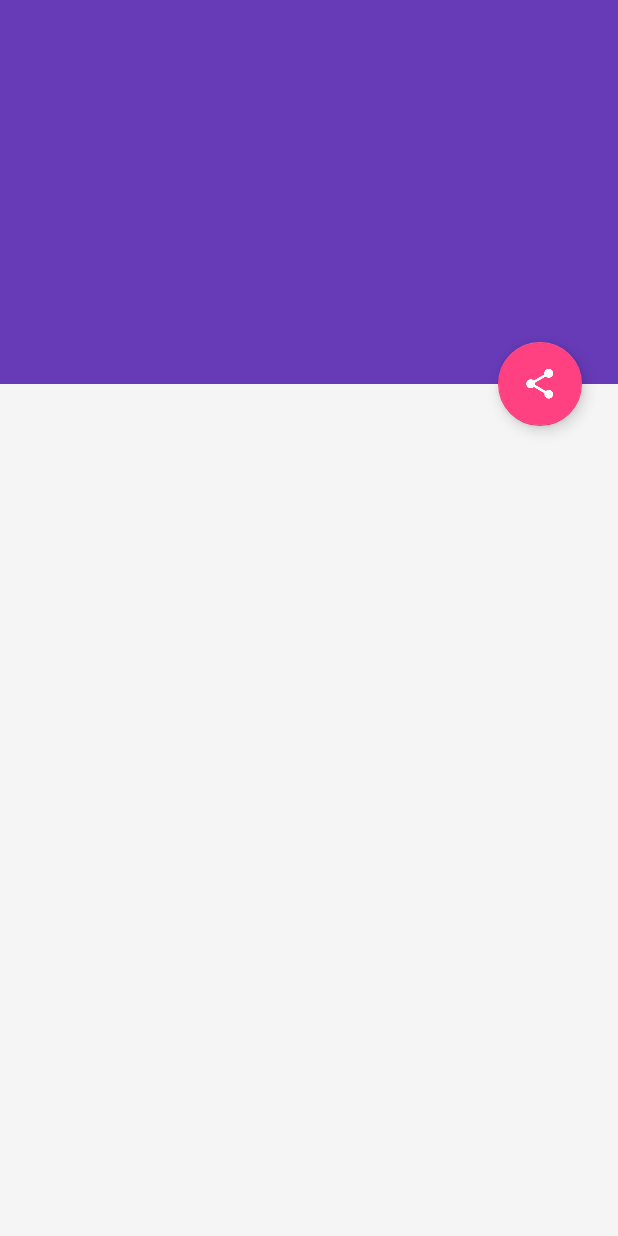
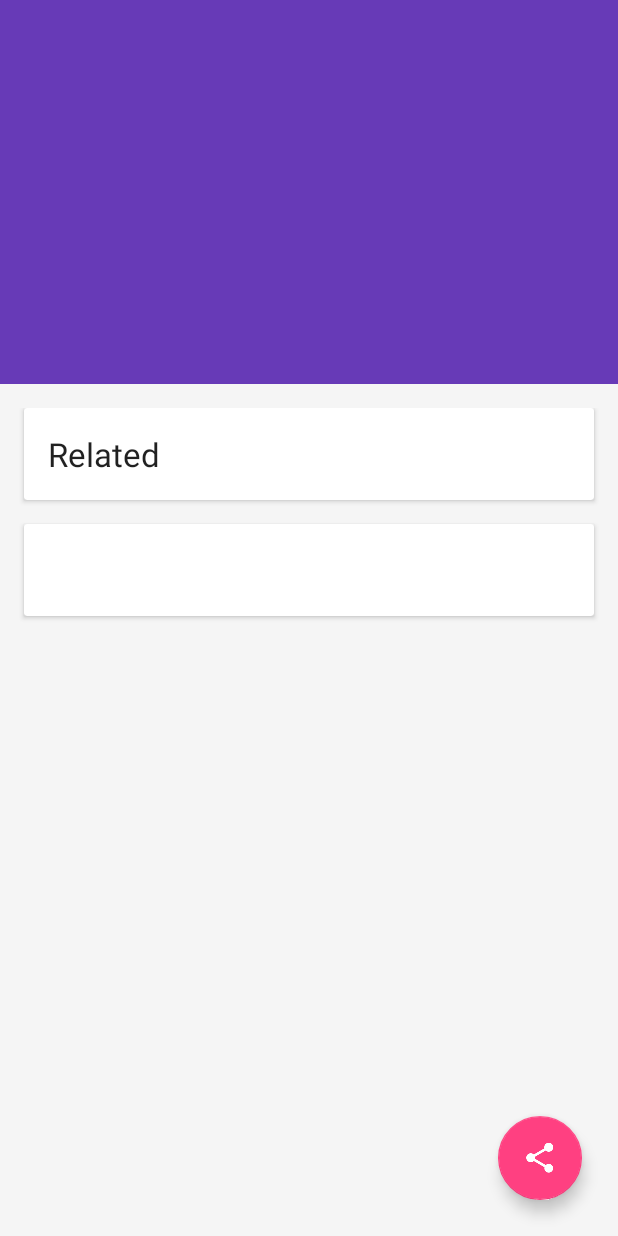
Before and after one commit to LukeLinXu/UdacityMakeYourAppMaterial, an Android app: the layout fragment_article_detail.xml on its own in the app's theme, with its tools: preview values and no code run, on a phone screen of 412 x 824 dp. Run offline under Robolectric (Android 15) with nearby library versions, the phone set to English and light mode, and no system bars.

Commit message:
add cardview to show title

```diff
--- a/XYZReader/src/main/java/com/example/xyzreader/ui/ArticleDetailFragment.java
+++ b/XYZReader/src/main/java/com/example/xyzreader/ui/ArticleDetailFragment.java
@@ -116,13 +116,14 @@ public class ArticleDetailFragment extends Fragment implements
         }
 
         TextView bodyView = (TextView) mRootView.findViewById(R.id.article_body);
+        TextView titleView = (TextView) mRootView.findViewById(R.id.article_title);
         bodyView.setTypeface(Typeface.createFromAsset(getResources().getAssets(), "Rosario-Regular.ttf"));
 
         if (mCursor != null) {
             mRootView.setAlpha(0);
             mRootView.setVisibility(View.VISIBLE);
             mRootView.animate().alpha(1);
-            toolbar.setTitle(mCursor.getString(ArticleLoader.Query.TITLE));
+            titleView.setText(mCursor.getString(ArticleLoader.Query.TITLE)+"\n\nby "+mCursor.getString(ArticleLoader.Query.AUTHOR));
             bodyView.setText(Html.fromHtml(mCursor.getString(ArticleLoader.Query.BODY)));
             ImageLoaderHelper.getInstance(getActivity()).getImageLoader()
                     .get(mCursor.getString(ArticleLoader.Query.PHOTO_URL), new ImageLoader.ImageListener() {
@@ -148,6 +149,7 @@ public class ArticleDetailFragment extends Fragment implements
         } else {
             mRootView.setVisibility(View.GONE);
             bodyView.setText("N/A");
+            titleView.setText("N/A");
         }
     }
 
--- a/XYZReader/src/main/res/layout/fragment_article_detail.xml
+++ b/XYZReader/src/main/res/layout/fragment_article_detail.xml
@@ -16,7 +16,7 @@
             android:id="@+id/collapsing_toolbar"
             android:layout_width="match_parent"
             android:layout_height="match_parent"
-            app:layout_scrollFlags="scroll|exitUntilCollapsed"
+            app:layout_scrollFlags="scroll|enterAlwaysCollapsed"
             android:fitsSystemWindows="true"
             app:contentScrim="?attr/colorPrimary"
             app:expandedTitleMarginStart="48dp"
@@ -34,7 +34,7 @@
                 android:layout_width="match_parent"
                 android:layout_height="?attr/actionBarSize"
                 app:popupTheme="@style/ThemeOverlay.AppCompat.Light"
-                app:layout_collapseMode="pin"
+                app:layout_collapseMode="parallax"
                 android:elevation="4dp"/>
 
         </android.support.design.widget.CollapsingToolbarLayout>
@@ -42,23 +42,56 @@
     </android.support.design.widget.AppBarLayout>
 
     <android.support.v4.widget.NestedScrollView
+        android:id="@+id/nested_scrollview"
         android:layout_width="match_parent"
         android:layout_height="match_parent"
         app:layout_behavior="@string/appbar_scrolling_view_behavior">
+
+        <LinearLayout
+            android:layout_width="match_parent"
+            android:layout_height="match_parent"
+            android:orientation="vertical"
+            android:layout_marginTop="@dimen/card_margin"
+            >
+
+            <android.support.v7.widget.CardView
+                android:layout_width="match_parent"
+                android:layout_height="wrap_content"
+                android:layout_marginBottom="@dimen/card_margin"
+                android:layout_marginLeft="@dimen/card_margin"
+                android:layout_marginRight="@dimen/card_margin">
+
+                <TextView
+                    android:id="@+id/article_title"
+                    android:layout_width="match_parent"
+                    android:layout_height="wrap_content"
+                    android:text="Related"
+                    style="?android:attr/textAppearanceLarge"
+                    android:layout_margin="@dimen/detail_inner_horiz_margin"/>
+
+            </android.support.v7.widget.CardView>
+
+            <android.support.v7.widget.CardView
+                android:layout_width="match_parent"
+                android:layout_height="wrap_content"
+                android:layout_marginBottom="@dimen/card_margin"
+                android:layout_marginLeft="@dimen/card_margin"
+                android:layout_marginRight="@dimen/card_margin">
 
                 <TextView
                     android:id="@+id/article_body"
                     style="?android:attr/textAppearanceMedium"
                     android:layout_width="match_parent"
                     android:layout_height="wrap_content"
-            android:layout_marginLeft="@dimen/detail_inner_horiz_margin"
-            android:layout_marginRight="@dimen/detail_inner_horiz_margin"
-            android:paddingBottom="@dimen/detail_body_bottom_margin"
-            android:paddingTop="50dp"
+                    android:layout_margin="@dimen/detail_inner_horiz_margin"
                     android:textColor="@color/black"
                     android:textColorLink="@color/theme_accent"
                     android:textSize="@dimen/detail_body_text_size"
                     android:lineSpacingMultiplier="@fraction/detail_body_line_spacing_multiplier" />
+
+            </android.support.v7.widget.CardView>
+
+        </LinearLayout>
 
     </android.support.v4.widget.NestedScrollView>
 
@@ -66,7 +99,7 @@
         android:id="@+id/share_fab"
         android:layout_height="wrap_content"
         android:layout_width="wrap_content"
-        app:layout_anchor="@id/appbar"
+        app:layout_anchor="@id/nested_scrollview"
         app:layout_anchorGravity="bottom|right|end"
         android:src="@drawable/ic_share"
         android:layout_margin="@dimen/fab_margin"
--- a/XYZReader/src/main/res/values/styles.xml
+++ b/XYZReader/src/main/res/values/styles.xml
@@ -34,4 +34,12 @@
         <item name="android:windowBackground">@color/window_background</item>
     </style>
 
+    <style name="Widget.CardContent" parent="android:Widget">
+        <item name="android:paddingLeft">16dp</item>
+        <item name="android:paddingRight">16dp</item>
+        <item name="android:paddingTop">24dp</item>
+        <item name="android:paddingBottom">24dp</item>
+        <item name="android:orientation">vertical</item>
+    </style>
+
 </resources>
```
Lines whose indentation alone changed are shown as unchanged.
